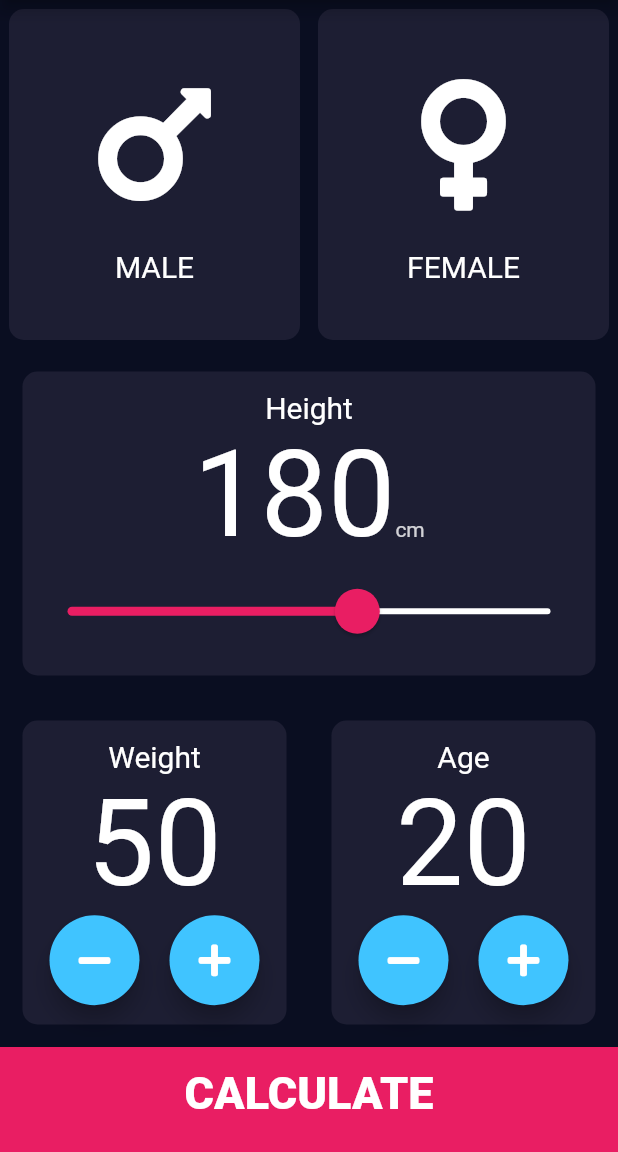
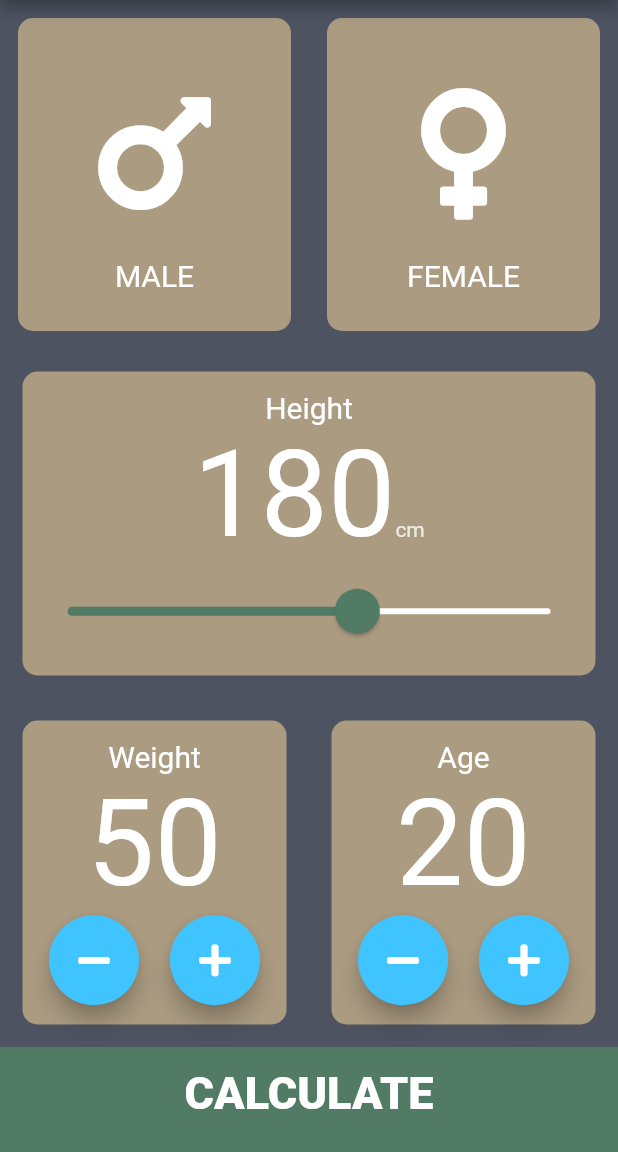
Before and after one commit to LalinduWenasara/BMI-Calculator-, a Flutter app: the screen it shows after launch, on a phone screen of 412 x 824 dp, the part 84-1236 px from its top. Run offline on Flutter 3.47's test engine with Material 2 defaults, Android fonts, the phone set to English and light mode, and no system bars; our stand-ins replace font_awesome_flutter.

Commit message:
updated ui

```diff
--- a/bmiapp/lib/constants.dart
+++ b/bmiapp/lib/constants.dart
@@ -4,10 +4,13 @@ import 'package:font_awesome_flutter/font_awesome_flutter.dart';
 
 
 const kbottomContainerHeight = 70.0;
-const kactivatedcardcolour1 = Colors.pink;
-const kbottomContainerColour = Colors.pink;
-const kinsidetextcolor = Colors.lightBlueAccent;
-const kinactivecardcolour1 = Color(0xFF1D1E33);
+const kactivatedcardcolour1 = Color(0xff517b65);
+const kbottomContainerColour = Color(0xff517b65);
+
+const kinsidetextcolor = Color(0xffd6d1c2);
+
+
+const kinactivecardcolour1 = Color(0xffab9b81);
 
 
 
--- a/bmiapp/lib/input_page.dart
+++ b/bmiapp/lib/input_page.dart
@@ -59,6 +59,7 @@ class _InputPageState extends State<InputPage> {
               children: [
                 Expanded(
                   child: ReusableCard(
+
                     onPress: () {
                       setState(() {
                         selectedGender = Gender.male;
@@ -115,7 +116,7 @@ class _InputPageState extends State<InputPage> {
                       value: height.toDouble(),
                       min: 120.0,
                       max: 220.0,
-                      activeColor: Colors.pink,
+                      activeColor:  Color(0xff517b65),
                       inactiveColor: Colors.white,
                       onChanged: (double newvalue) {
                         print(newvalue);
@@ -134,7 +135,7 @@ class _InputPageState extends State<InputPage> {
               children: [
                 Expanded(
                   child: ReusableCard2(
-                    colour: Color(0xFF1D1E33),
+                    colour:  Color(0xffab9b81),
                     cardChild: Column(
                       crossAxisAlignment: CrossAxisAlignment.center,
                       mainAxisAlignment: MainAxisAlignment.center,
@@ -154,7 +155,7 @@ class _InputPageState extends State<InputPage> {
                               },
                             ),
                             SizedBox(
-                              width: 20.0,
+                              width: MediaQuery.of(context).size.width/20,
                             ),
                             RoundIconButton(
                               func: () {
@@ -172,7 +173,7 @@ class _InputPageState extends State<InputPage> {
                 ),
                 Expanded(
                   child: ReusableCard2(
-                    colour: Color(0xFF1D1E33),
+                    colour:  Color(0xffab9b81),
                     cardChild: Column(
                       crossAxisAlignment: CrossAxisAlignment.center,
                       mainAxisAlignment: MainAxisAlignment.center,
@@ -192,7 +193,7 @@ class _InputPageState extends State<InputPage> {
                               },
                             ),
                             SizedBox(
-                              width: 20.0,
+                              width: MediaQuery.of(context).size.width/20,
                             ),
                             RoundIconButton(
                               func: () {
--- a/bmiapp/lib/main.dart
+++ b/bmiapp/lib/main.dart
@@ -8,8 +8,8 @@ class BMICalculator extends StatelessWidget {
   Widget build(BuildContext context) {
     return MaterialApp(
       theme: ThemeData.dark().copyWith(
-        primaryColor: Color(0xFF0A0E21),
-        scaffoldBackgroundColor: Color(0xFF0A0E21),
+        primaryColor: Color(0xFF4d5361),
+        scaffoldBackgroundColor: Color(0xFF4d5361),
         accentColor: Colors.cyan[600],
         textTheme: TextTheme(
           bodyText2: TextStyle(color: Colors.blue),
--- a/bmiapp/lib/result_page.dart
+++ b/bmiapp/lib/result_page.dart
@@ -26,10 +26,12 @@ class Resultpage extends StatelessWidget {
         children: [
           Expanded(
               child: Container(
-                  child: Text(
+                  child: Center(
+                    child: Text(
             'answers',
             style: kTitlesStyle,
-          ))),
+          ),
+                  ))),
           Expanded(
             flex: 4,
             child: ReusableCard2(
--- a/bmiapp/lib/reusable_card.dart
+++ b/bmiapp/lib/reusable_card.dart
@@ -15,12 +15,15 @@ class ReusableCard extends StatelessWidget {
       onTap: onPress,
       child: Container(
 
+
         child: cardChild,
         decoration: BoxDecoration(
+
           color: colour,
           borderRadius: BorderRadius.circular(10),
         ),
-        margin: EdgeInsets.all(6),
+        margin: EdgeInsets.all(12),
+
       ),
     );
   }
```
